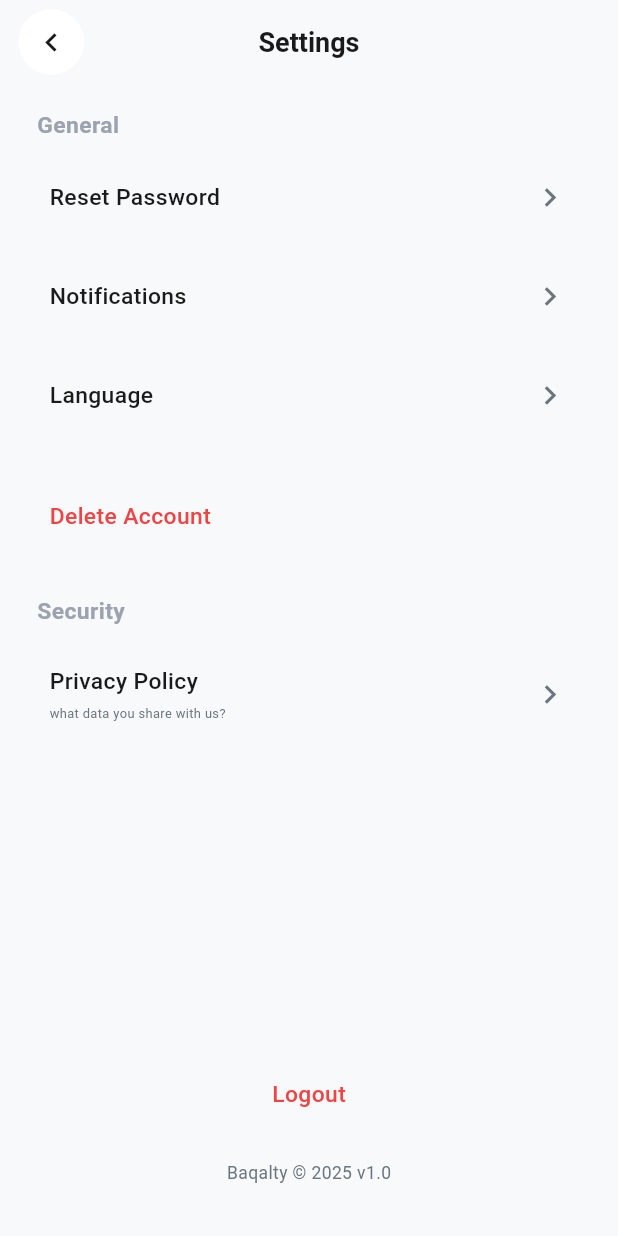
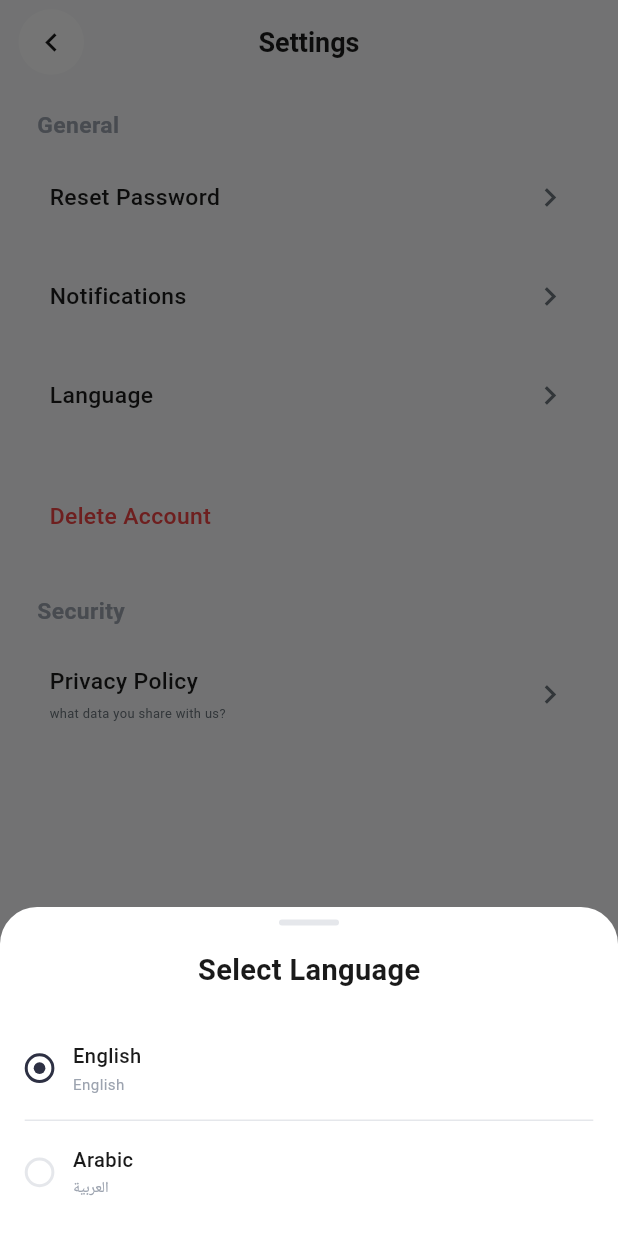
Before and after one commit to addictadev/beqalty-mobile, a Flutter app: the SettingsScreen screen opened directly, after a tap on "Language", on a phone screen of 412 x 824 dp. Run offline on Flutter 3.47's test engine with Material 3 defaults, Android fonts, the phone set to English and light mode, and no system bars; our stand-ins replace bloc, cached_network_image, dio, equatable, file_picker, flash and 16 more; missing offline and left inert: in_app_update, palestine_console; accounts and stored records are empty; Roboto replaces fonts that are missing (Cairo, ReadexPro, Roboto Flex); project files that could hold a hidden picture were left out.

Commit message:
Add comprehensive UI improvements and new features
- Added new font family utilities for better typography management
- Implemented custom radio tile widget for enhanced UI components
- Created language selection bottom sheet for better UX
- Updated app theme and styles for improved visual consistency
- Enhanced authentication screens with better styling
- Updated platform configurations (Android/iOS) for latest compatibility
- Added new dependencies and improved project structure
- Enhanced exit popup functionality and user experience

```diff
--- /dev/null
+++ b/lib/core/utils/font_family_utils.dart
@@ -0,0 +1,41 @@
+import 'package:flutter/material.dart';
+import 'package:google_fonts/google_fonts.dart';
+import 'package:localize_and_translate/localize_and_translate.dart';
+
+class FontFamilyUtils {
+  static String getCurrentFontFamily() {
+    return _getFontFamily(LocalizeAndTranslate.getLanguageCode());
+  }
+
+  static String _getFontFamily(String languageCode) {
+    switch (languageCode.toLowerCase()) {
+      case 'en':
+        return GoogleFonts.robotoFlex().fontFamily ?? 'Roboto Flex';
+      case 'ar':
+      default:
+        return GoogleFonts.cairo().fontFamily ?? 'Cairo';
+    }
+  }
+
+  static String getFontFamilyForLanguage(String languageCode) {
+    return _getFontFamily(languageCode);
+  }
+
+  static bool isArabic() {
+    return LocalizeAndTranslate.getLanguageCode().toLowerCase() == 'ar';
+  }
+
+  static bool isEnglish() {
+    return LocalizeAndTranslate.getLanguageCode().toLowerCase() == 'en';
+  }
+
+  static TextDirection getTextDirection() {
+    return isArabic() ? TextDirection.rtl : TextDirection.ltr;
+  }
+
+  static TextDirection getTextDirectionForLanguage(String languageCode) {
+    return languageCode.toLowerCase() == 'ar'
+        ? TextDirection.rtl
+        : TextDirection.ltr;
+  }
+}
--- a/lib/core/utils/styles/styles.dart
+++ b/lib/core/utils/styles/styles.dart
@@ -1,3 +1,4 @@
+import 'package:baqalty/core/utils/font_family_utils.dart';
 import 'package:flutter/material.dart';
 import 'font_utils.dart';
 
@@ -6,392 +7,455 @@ class TextStyles {
   static TextStyle textViewExtraLight8 = TextStyle(
     fontSize: FontSizes.s8,
     fontWeight: AppFont.extraLight,
-    fontFamily: AppFont.fontFamily,
+        fontFamily: FontFamilyUtils.getCurrentFontFamily(),
+
   );
 
   static TextStyle textViewExtraLight10 = TextStyle(
     fontSize: FontSizes.s10,
     fontWeight: AppFont.extraLight,
-    fontFamily: AppFont.fontFamily,
+        fontFamily: FontFamilyUtils.getCurrentFontFamily(),
+
   );
 
   static TextStyle textViewExtraLight12 = TextStyle(
     fontSize: FontSizes.s12,
     fontWeight: AppFont.extraLight,
-    fontFamily: AppFont.fontFamily,
+        fontFamily: FontFamilyUtils.getCurrentFontFamily(),
+
   );
 
   static TextStyle textViewExtraLight14 = TextStyle(
     fontSize: FontSizes.s14,
     fontWeight: AppFont.extraLight,
-    fontFamily: AppFont.fontFamily,
+        fontFamily: FontFamilyUtils.getCurrentFontFamily(),
+
   );
 
   static TextStyle textViewExtraLight16 = TextStyle(
     fontSize: FontSizes.s16,
     fontWeight: AppFont.extraLight,
-    fontFamily: AppFont.fontFamily,
+        fontFamily: FontFamilyUtils.getCurrentFontFamily(),
+
   );
 
   // Light Styles
   static TextStyle textViewLight10 = TextStyle(
     fontSize: FontSizes.s10,
     fontWeight: AppFont.light,
-    fontFamily: AppFont.fontFamily,
+        fontFamily: FontFamilyUtils.getCurrentFontFamily(),
+
   );
 
   static TextStyle textViewLight12 = TextStyle(
     fontSize: FontSizes.s12,
     fontWeight: AppFont.light,
-    fontFamily: AppFont.fontFamily,
+        fontFamily: FontFamilyUtils.getCurrentFontFamily(),
+
   );
 
   static TextStyle textViewLight14 = TextStyle(
     fontSize: FontSizes.s14,
     fontWeight: AppFont.light,
-    fontFamily: AppFont.fontFamily,
+        fontFamily: FontFamilyUtils.getCurrentFontFamily(),
+
   );
 
   static TextStyle textViewLight16 = TextStyle(
     fontSize: FontSizes.s16,
     fontWeight: AppFont.light,
-    fontFamily: AppFont.fontFamily,
+        fontFamily: FontFamilyUtils.getCurrentFontFamily(),
+
   );
 
   static TextStyle textViewLight18 = TextStyle(
     fontSize: FontSizes.s18,
     fontWeight: AppFont.light,
-    fontFamily: AppFont.fontFamily,
+        fontFamily: FontFamilyUtils.getCurrentFontFamily(),
+
   );
 
   static TextStyle textViewLight20 = TextStyle(
     fontSize: FontSizes.s20,
     fontWeight: AppFont.light,
-    fontFamily: AppFont.fontFamily,
+        fontFamily: FontFamilyUtils.getCurrentFontFamily(),
+
   );
 
   // Regular Styles
   static TextStyle textViewRegular8 = TextStyle(
     fontSize: FontSizes.s8,
     fontWeight: AppFont.regular,
-    fontFamily: AppFont.fontFamily,
+        fontFamily: FontFamilyUtils.getCurrentFontFamily(),
+
   );
 
   static TextStyle textViewRegular10 = TextStyle(
     fontSize: FontSizes.s10,
     fontWeight: AppFont.regular,
-    fontFamily: AppFont.fontFamily,
+        fontFamily: FontFamilyUtils.getCurrentFontFamily(),
+
   );
 
   static TextStyle textViewRegular12 = TextStyle(
     fontSize: FontSizes.s12,
     fontWeight: AppFont.regular,
-    fontFamily: AppFont.fontFamily,
+        fontFamily: FontFamilyUtils.getCurrentFontFamily(),
+
   );
 
   static TextStyle textViewRegular13 = TextStyle(
     fontSize: FontSizes.s13,
     fontWeight: AppFont.regular,
-    fontFamily: AppFont.fontFamily,
+        fontFamily: FontFamilyUtils.getCurrentFontFamily(),
+
   );
 
   static TextStyle textViewRegular14 = TextStyle(
     fontSize: FontSizes.s14,
     fontWeight: AppFont.regular,
-    fontFamily: AppFont.fontFamily,
+        fontFamily: FontFamilyUtils.getCurrentFontFamily(),
+
   );
 
   static TextStyle textViewRegular16 = TextStyle(
     fontSize: FontSizes.s16,
     fontWeight: AppFont.regular,
-    fontFamily: AppFont.fontFamily,
+        fontFamily: FontFamilyUtils.getCurrentFontFamily(),
+
   );
 
   static TextStyle textViewRegular18 = TextStyle(
     fontSize: FontSizes.s18,
     fontWeight: AppFont.regular,
-    fontFamily: AppFont.fontFamily,
+        fontFamily: FontFamilyUtils.getCurrentFontFamily(),
+
   );
 
   static TextStyle textViewRegular20 = TextStyle(
     fontSize: FontSizes.s20,
     fontWeight: AppFont.regular,
-    fontFamily: AppFont.fontFamily,
+        fontFamily: FontFamilyUtils.getCurrentFontFamily(),
+
   );
 
   static TextStyle textViewRegular22 = TextStyle(
     fontSize: FontSizes.s22,
     fontWeight: AppFont.regular,
-    fontFamily: AppFont.fontFamily,
+        fontFamily: FontFamilyUtils.getCurrentFontFamily(),
+
   );
 
   static TextStyle textViewRegular24 = TextStyle(
     fontSize: FontSizes.s24,
     fontWeight: AppFont.regular,
-    fontFamily: AppFont.fontFamily,
+        fontFamily: FontFamilyUtils.getCurrentFontFamily(),
+
   );
 
   // Medium Styles
   static TextStyle textViewMedium8 = TextStyle(
     fontSize: FontSizes.s8,
     fontWeight: AppFont.medium,
-    fontFamily: AppFont.fontFamily,
+        fontFamily: FontFamilyUtils.getCurrentFontFamily(),
+
   );
 
   static TextStyle textViewMedium10 = TextStyle(
     fontSize: FontSizes.s10,
     fontWeight: AppFont.medium,
-    fontFamily: AppFont.fontFamily,
+        fontFamily: FontFamilyUtils.getCurrentFontFamily(),
+
   );
 
   static TextStyle textViewMedium12 = TextStyle(
     fontSize: FontSizes.s12,
     fontWeight: AppFont.medium,
-    fontFamily: AppFont.fontFamily,
+        fontFamily: FontFamilyUtils.getCurrentFontFamily(),
+
   );
 
   static TextStyle textViewMedium13 = TextStyle(
     fontSize: FontSizes.s13,
     fontWeight: AppFont.medium,
-    fontFamily: AppFont.fontFamily,
+        fontFamily: FontFamilyUtils.getCurrentFontFamily(),
+
   );
 
   static TextStyle textViewMedium14 = TextStyle(
     fontSize: FontSizes.s14,
     fontWeight: AppFont.medium,
-    fontFamily: AppFont.fontFamily,
+        fontFamily: FontFamilyUtils.getCurrentFontFamily(),
+
   );
 
   static TextStyle textViewMedium16 = TextStyle(
     fontSize: FontSizes.s16,
     fontWeight: AppFont.medium,
-    fontFamily: AppFont.fontFamily,
+        fontFamily: FontFamilyUtils.getCurrentFontFamily(),
+
   );
 
   static TextStyle textViewMedium18 = TextStyle(
     fontSize: FontSizes.s18,
     fontWeight: AppFont.medium,
-    fontFamily: AppFont.fontFamily,
+        fontFamily: FontFamilyUtils.getCurrentFontFamily(),
+
   );
 
   static TextStyle textViewMedium20 = TextStyle(
     fontSize: FontSizes.s20,
     fontWeight: AppFont.medium,
-    fontFamily: AppFont.fontFamily,
+        fontFamily: FontFamilyUtils.getCurrentFontFamily(),
+
   );
 
   static TextStyle textViewMedium22 = TextStyle(
     fontSize: FontSizes.s22,
     fontWeight: AppFont.medium,
-    fontFamily: AppFont.fontFamily,
+        fontFamily: FontFamilyUtils.getCurrentFontFamily(),
+
   );
 
   static TextStyle textViewMedium24 = TextStyle(
     fontSize: FontSizes.s24,
     fontWeight: AppFont.medium,
-    fontFamily: AppFont.fontFamily,
+        fontFamily: FontFamilyUtils.getCurrentFontFamily(),
+
   );
 
   static TextStyle textViewMedium26 = TextStyle(
     fontSize: FontSizes.s26,
     fontWeight: AppFont.medium,
-    fontFamily: AppFont.fontFamily,
+        fontFamily: FontFamilyUtils.getCurrentFontFamily(),
+
   );
 
   static TextStyle textViewMedium28 = TextStyle(
     fontSize: FontSizes.s28,
     fontWeight: AppFont.medium,
-    fontFamily: AppFont.fontFamily,
+        fontFamily: FontFamilyUtils.getCurrentFontFamily(),
+
   );
 
   // Semi Bold Styles
   static TextStyle textViewSemiBold10 = TextStyle(
     fontSize: FontSizes.s10,
     fontWeight: AppFont.semiBold,
-    fontFamily: AppFont.fontFamily,
+        fontFamily: FontFamilyUtils.getCurrentFontFamily(),
+
   );
 
   static TextStyle textViewSemiBold12 = TextStyle(
     fontSize: FontSizes.s12,
     fontWeight: AppFont.semiBold,
-    fontFamily: AppFont.fontFamily,
+        fontFamily: FontFamilyUtils.getCurrentFontFamily(),
+
   );
 
   static TextStyle textViewSemiBold14 = TextStyle(
     fontSize: FontSizes.s14,
     fontWeight: AppFont.semiBold,
-    fontFamily: AppFont.fontFamily,
+        fontFamily: FontFamilyUtils.getCurrentFontFamily(),
+
   );
 
   static TextStyle textViewSemiBold16 = TextStyle(
     fontSize: FontSizes.s16,
     fontWeight: AppFont.semiBold,
-    fontFamily: AppFont.fontFamily,
+        fontFamily: FontFamilyUtils.getCurrentFontFamily(),
+
   );
 
   static TextStyle textViewSemiBold18 = TextStyle(
     fontSize: FontSizes.s18,
     fontWeight: AppFont.semiBold,
-    fontFamily: AppFont.fontFamily,
+        fontFamily: FontFamilyUtils.getCurrentFontFamily(),
+
   );
 
   static TextStyle textViewSemiBold20 = TextStyle(
     fontSize: FontSizes.s20,
     fontWeight: AppFont.semiBold,
-    fontFamily: AppFont.fontFamily,
+        fontFamily: FontFamilyUtils.getCurrentFontFamily(),
+
   );
 
   static TextStyle textViewSemiBold22 = TextStyle(
     fontSize: FontSizes.s22,
     fontWeight: AppFont.semiBold,
-    fontFamily: AppFont.fontFamily,
+        fontFamily: FontFamilyUtils.getCurrentFontFamily(),
+
   );
 
   static TextStyle textViewSemiBold24 = TextStyle(
     fontSize: FontSizes.s24,
     fontWeight: AppFont.semiBold,
-    fontFamily: AppFont.fontFamily,
+        fontFamily: FontFamilyUtils.getCurrentFontFamily(),
+
   );
 
   static TextStyle textViewSemiBold26 = TextStyle(
     fontSize: FontSizes.s26,
     fontWeight: AppFont.semiBold,
-    fontFamily: AppFont.fontFamily,
+        fontFamily: FontFamilyUtils.getCurrentFontFamily(),
+
   );
 
   static TextStyle textViewSemiBold27 = TextStyle(
     fontSize: FontSizes.s27,
     fontWeight: AppFont.semiBold,
-    fontFamily: AppFont.fontFamily,
+        fontFamily: FontFamilyUtils.getCurrentFontFamily(),
+
   );
 
   // Bold Styles
   static TextStyle textViewBold8 = TextStyle(
     fontSize: FontSizes.s8,
     fontWeight: AppFont.bold,
-    fontFamily: AppFont.fontFamily,
+        fontFamily: FontFamilyUtils.getCurrentFontFamily(),
+
   );
 
   static TextStyle textViewBold10 = TextStyle(
     fontSize: FontSizes.s10,
     fontWeight: AppFont.bold,
-    fontFamily: AppFont.fontFamily,
+        fontFamily: FontFamilyUtils.getCurrentFontFamily(),
+
   );
 
   static TextStyle textViewBold12 = TextStyle(
     fontSize: FontSizes.s12,
     fontWeight: AppFont.bold,
-    fontFamily: AppFont.fontFamily,
+        fontFamily: FontFamilyUtils.getCurrentFontFamily(),
+
   );
 
   static TextStyle textViewBold13 = TextStyle(
     fontSize: FontSizes.s13,
     fontWeight: AppFont.bold,
-    fontFamily: AppFont.fontFamily,
+        fontFamily: FontFamilyUtils.getCurrentFontFamily(),
+
   );
 
   static TextStyle textViewBold14 = TextStyle(
     fontSize: FontSizes.s14,
     fontWeight: AppFont.bold,
-    fontFamily: AppFont.fontFamily,
+        fontFamily: FontFamilyUtils.getCurrentFontFamily(),
+
   );
 
   static TextStyle textViewBold16 = TextStyle(
     fontSize: FontSizes.s16,
     fontWeight: AppFont.bold,
-    fontFamily: AppFont.fontFamily,
+        fontFamily: FontFamilyUtils.getCurrentFontFamily(),
+
   );
 
   static TextStyle textViewBold18 = TextStyle(
     fontSize: FontSizes.s18,
     fontWeight: AppFont.bold,
-    fontFamily: AppFont.fontFamily,
+        fontFamily: FontFamilyUtils.getCurrentFontFamily(),
+
   );
 
   static TextStyle textViewBold20 = TextStyle(
     fontSize: FontSizes.s20,
     fontWeight: AppFont.bold,
-    fontFamily: AppFont.fontFamily,
+        fontFamily: FontFamilyUtils.getCurrentFontFamily(),
+
   );
 
   static TextStyle textViewBold22 = TextStyle(
     fontSize: FontSizes.s22,
     fontWeight: AppFont.bold,
-    fontFamily: AppFont.fontFamily,
+        fontFamily: FontFamilyUtils.getCurrentFontFamily(),
+
   );
 
   static TextStyle textViewBold24 = TextStyle(
     fontSize: FontSizes.s24,
     fontWeight: AppFont.bold,
-    fontFamily: AppFont.fontFamily,
+        fontFamily: FontFamilyUtils.getCurrentFontFamily(),
+
   );
 
   static TextStyle textViewBold26 = TextStyle(
     fontSize: FontSizes.s26,
     fontWeight: AppFont.bold,
-    fontFamily: AppFont.fontFamily,
+        fontFamily: FontFamilyUtils.getCurrentFontFamily(),
+
   );
 
   static TextStyle textViewBold27 = TextStyle(
     fontSize: FontSizes.s27,
     fontWeight: AppFont.bold,
-    fontFamily: AppFont.fontFamily,
+        fontFamily: FontFamilyUtils.getCurrentFontFamily(),
+
   );
 
   // Tracking screen specific text styles
   static TextStyle trackingTitle = TextStyle(
     fontSize: FontSizes.s24,
     fontWeight: AppFont.bold,
-    fontFamily: AppFont.fontFamily,
+        fontFamily: FontFamilyUtils.getCurrentFontFamily(),
+
     color: const Color(0xFF374151), // trackingDarkGray
   );
 
   static TextStyle trackingTime = TextStyle(
     fontSize: FontSizes.s16,
     fontWeight: AppFont.medium,
-    fontFamily: AppFont.fontFamily,
+        fontFamily: FontFamilyUtils.getCurrentFontFamily(),
+
     color: const Color(0xFF374151), // trackingDarkGray
   );
 
   static TextStyle trackingTimeRemaining = TextStyle(
     fontSize: FontSizes.s20,
     fontWeight: AppFont.bold,
-    fontFamily: AppFont.fontFamily,
+        fontFamily: FontFamilyUtils.getCurrentFontFamily(),
+
     color: const Color(0xFF1E3A8A), // trackingDarkBlue
   );
 
   static TextStyle trackingAddress = TextStyle(
     fontSize: FontSizes.s14,
     fontWeight: AppFont.regular,
-    fontFamily: AppFont.fontFamily,
+        fontFamily: FontFamilyUtils.getCurrentFontFamily(),
+
     color: const Color(0xFF9CA3AF), // trackingMediumGray
   );
 
   static TextStyle trackingAddressBold = TextStyle(
     fontSize: FontSizes.s14,
     fontWeight: AppFont.bold,
-    fontFamily: AppFont.fontFamily,
+        fontFamily: FontFamilyUtils.getCurrentFontFamily(),
+
     color: const Color(0xFF9CA3AF), // trackingMediumGray
   );
 
   static TextStyle trackingCardTitle = TextStyle(
     fontSize: FontSizes.s16,
     fontWeight: AppFont.bold,
-    fontFamily: AppFont.fontFamily,
+        fontFamily: FontFamilyUtils.getCurrentFontFamily(),
+
     color: const Color(0xFF374151), // trackingDarkGray
   );
 
   static TextStyle trackingCardDescription = TextStyle(
     fontSize: FontSizes.s14,
     fontWeight: AppFont.regular,
-    fontFamily: AppFont.fontFamily,
+        fontFamily: FontFamilyUtils.getCurrentFontFamily(),
+
     color: const Color(0xFF9CA3AF), // trackingMediumGray
   );
 
   static TextStyle trackingDriverName = TextStyle(
     fontSize: FontSizes.s16,
     fontWeight: AppFont.bold,
-    fontFamily: AppFont.fontFamily,
+        fontFamily: FontFamilyUtils.getCurrentFontFamily(),
+
     color: const Color(0xFF374151), // trackingDarkGray
   );
 }
--- /dev/null
+++ b/lib/core/widgets/custom_radio_tile.dart
@@ -0,0 +1,116 @@
+import 'package:flutter/material.dart';
+import 'package:sizer/sizer.dart';
+
+import '../theme/app_colors.dart';
+import '../utils/responsive_utils.dart';
+import '../utils/styles/styles.dart';
+import '../utils/font_family_utils.dart';
+
+class CustomRadioTile extends StatelessWidget {
+  final String title;
+  final String subtitle;
+  final bool value;
+  final ValueChanged<bool?> onChanged;
+  final bool showDivider;
+  final String? titleFontFamily;
+  final String? subtitleFontFamily;
+
+  const CustomRadioTile({
+    super.key,
+    required this.title,
+    required this.subtitle,
+    required this.value,
+    required this.onChanged,
+    this.showDivider = true,
+    this.titleFontFamily,
+    this.subtitleFontFamily,
+  });
+
+  @override
+  Widget build(BuildContext context) {
+    return Column(
+      children: [
+        Material(
+          color: Colors.transparent,
+          child: InkWell(
+            onTap: () => onChanged(!value),
+            borderRadius: BorderRadius.circular(context.responsiveBorderRadius),
+            child: Container(
+              padding: EdgeInsets.symmetric(
+                horizontal: context.responsivePadding,
+                vertical: context.responsiveMargin * 2,
+              ),
+              child: Row(
+                children: [
+                  // Radio Button
+                  Container(
+                    width: context.responsiveIconSize * 0.8,
+                    height: context.responsiveIconSize * 0.8,
+                    decoration: BoxDecoration(
+                      shape: BoxShape.circle,
+                      border: Border.all(
+                        color: value
+                            ? AppColors.primary
+                            : AppColors.borderLight,
+                        width: 2,
+                      ),
+                    ),
+                    child: value
+                        ? Container(
+                            margin: EdgeInsets.all(4),
+                            decoration: BoxDecoration(
+                              shape: BoxShape.circle,
+                              color: AppColors.primary,
+                            ),
+                          )
+                        : null,
+                  ),
+
+                  SizedBox(width: context.responsiveMargin * 1.5),
+
+                  // Title and Subtitle
+                  Expanded(
+                    child: Column(
+                      crossAxisAlignment: CrossAxisAlignment.start,
+                      children: [
+                        Text(
+                          title,
+                          style: TextStyles.textViewMedium16.copyWith(
+                            color: AppColors.textPrimary,
+                            fontSize: 15.sp,
+                            fontFamily:
+                                titleFontFamily ??
+                                FontFamilyUtils.getCurrentFontFamily(),
+                          ),
+                        ),
+                        SizedBox(height: context.responsiveMargin * 0.3),
+                        Text(
+                          subtitle,
+                          style: TextStyles.textViewRegular14.copyWith(
+                            color: AppColors.textLight,
+                            fontSize: 13.sp,
+                            fontFamily:
+                                subtitleFontFamily ??
+                                FontFamilyUtils.getCurrentFontFamily(),
+                          ),
+                        ),
+                      ],
+                    ),
+                  ),
+                ],
+              ),
+            ),
+          ),
+        ),
+
+        // Divider
+        if (showDivider)
+          Container(
+            margin: EdgeInsets.symmetric(horizontal: context.responsivePadding),
+            height: 1,
+            color: AppColors.borderLight,
+          ),
+      ],
+    );
+  }
+}
--- a/lib/features/profile/presentation/view/settings_screen.dart
+++ b/lib/features/profile/presentation/view/settings_screen.dart
@@ -5,6 +5,7 @@ import 'package:baqalty/features/profile/presentation/view/change_password_scree
 import 'package:baqalty/features/profile/presentation/view/notifications_screen.dart';
 import 'package:baqalty/features/profile/presentation/view/privacy_policy_screen.dart';
 import 'package:baqalty/core/widgets/confirmation_dialogs.dart';
+import 'package:baqalty/features/profile/presentation/widgets/language_bottom_sheet.dart';
 import 'package:flutter/material.dart';
 import 'package:baqalty/core/theme/app_colors.dart';
 import 'package:baqalty/core/utils/responsive_utils.dart';
@@ -56,7 +57,7 @@ class SettingsScreen extends StatelessWidget {
                 context,
                 title: "language".tr(),
                 onTap: () {
-                  debugPrint('Language tapped');
+            _showLanguageSelectionBottomSheet(context);
                 },
               ),
               SizedBox(height: context.responsiveMargin * 2),
@@ -148,6 +149,16 @@ class SettingsScreen extends StatelessWidget {
       ),
     );
   }
+    void _showLanguageSelectionBottomSheet(BuildContext context) {
+    showModalBottomSheet(
+      context: context,
+      isScrollControlled: true,
+      backgroundColor: Colors.transparent,
+      builder: (BuildContext context) {
+        return const LanguageSelectionBottomSheet();
+      },
+    );
+  }
 
   Widget _buildSettingsItem(
     BuildContext context, {
--- /dev/null
+++ b/lib/features/profile/presentation/widgets/language_bottom_sheet.dart
@@ -0,0 +1,144 @@
+import 'package:flutter/material.dart';
+import 'package:flutter_phoenix/flutter_phoenix.dart';
+import 'package:localize_and_translate/localize_and_translate.dart';
+import 'package:sizer/sizer.dart';
+import '../../../../core/theme/app_colors.dart';
+import '../../../../core/utils/responsive_utils.dart';
+import '../../../../core/utils/styles/styles.dart';
+import '../../../../core/utils/shared_prefs_helper.dart';
+import '../../../../core/utils/font_family_utils.dart';
+import '../../../../core/widgets/custom_radio_tile.dart';
+
+class LanguageSelectionBottomSheet extends StatefulWidget {
+  const LanguageSelectionBottomSheet({super.key});
+
+  @override
+  State<LanguageSelectionBottomSheet> createState() =>
+      _LanguageSelectionBottomSheetState();
+}
+
+class _LanguageSelectionBottomSheetState
+    extends State<LanguageSelectionBottomSheet> {
+  String _selectedLanguage = 'en';
+  bool _isChangingLanguage = false;
+
+  @override
+  void initState() {
+    super.initState();
+    _loadCurrentLanguage();
+  }
+
+  void _loadCurrentLanguage() {
+    setState(() {
+      _selectedLanguage = SharedPrefsHelper.getLanguage();
+    });
+  }
+
+  Future<void> _changeLanguage(String languageCode) async {
+    if (_selectedLanguage == languageCode || _isChangingLanguage) return;
+
+    if (!mounted) return;
+
+    setState(() {
+      _selectedLanguage = languageCode;
+      _isChangingLanguage = true;
+    });
+
+    try {
+      await SharedPrefsHelper.setLanguage(languageCode);
+
+      await LocalizeAndTranslate.setLanguageCode(languageCode);
+
+      if (!mounted) return;
+
+      Navigator.of(context).pop();
+
+      await Future.delayed(const Duration(milliseconds: 100));
+
+      if (mounted) {
+        Phoenix.rebirth(context);
+      }
+    } catch (e) {
+      if (mounted) {
+        setState(() {
+          _selectedLanguage = SharedPrefsHelper.getLanguage();
+          _isChangingLanguage = false;
+        });
+      }
+    }
+  }
+
+  @override
+  void dispose() {
+    _isChangingLanguage = false;
+    super.dispose();
+  }
+
+  @override
+  Widget build(BuildContext context) {
+    return Container(
+      decoration: BoxDecoration(
+        color: AppColors.white,
+        borderRadius: BorderRadius.only(
+          topLeft: Radius.circular(context.responsiveBorderRadius * 2),
+          topRight: Radius.circular(context.responsiveBorderRadius * 2),
+        ),
+      ),
+      child: Column(
+        mainAxisSize: MainAxisSize.min,
+        children: [
+          Container(
+            margin: EdgeInsets.only(top: context.responsiveMargin),
+            width: 40,
+            height: 4,
+            decoration: BoxDecoration(
+              color: AppColors.borderLight,
+              borderRadius: BorderRadius.circular(2),
+            ),
+          ),
+
+          Padding(
+            padding: EdgeInsets.all(context.responsivePadding),
+            child: Text(
+              "select_language".tr(),
+              style: TextStyles.textViewBold18.copyWith(
+                color: AppColors.textPrimary,
+                fontSize: 18.sp,
+                fontFamily: FontFamilyUtils.getCurrentFontFamily(),
+              ),
+            ),
+          ),
+
+          CustomRadioTile(
+            title: "english".tr(),
+            subtitle: "English",
+            value: _selectedLanguage == 'en',
+            onChanged: _isChangingLanguage
+                ? (value) {}
+                : (value) => _changeLanguage('en'),
+            titleFontFamily: FontFamilyUtils.getFontFamilyForLanguage('en'),
+            subtitleFontFamily: FontFamilyUtils.getFontFamilyForLanguage('en'),
+          ),
+
+          CustomRadioTile(
+            title: "arabic".tr(),
+            subtitle: "العربية",
+            value: _selectedLanguage == 'ar',
+            onChanged: _isChangingLanguage
+                ? (value) {}
+                : (value) => _changeLanguage('ar'),
+            showDivider: false,
+            titleFontFamily: FontFamilyUtils.getFontFamilyForLanguage('ar'),
+            subtitleFontFamily: FontFamilyUtils.getFontFamilyForLanguage('ar'),
+          ),
+
+          SizedBox(
+            height:
+                MediaQuery.of(context).padding.bottom +
+                context.responsiveMargin,
+          ),
+        ],
+      ),
+    );
+  }
+}
--- a/lib/main.dart
+++ b/lib/main.dart
@@ -3,6 +3,7 @@ import 'dart:developer';
 import 'dart:ui' as ui;
 import 'package:flutter/material.dart';
 import 'package:flutter/services.dart';
+import 'package:flutter_phoenix/flutter_phoenix.dart';
 import 'package:localize_and_translate/localize_and_translate.dart';
 import 'core/di/service_locator.dart';
 import 'core/services/shared_preferences_service.dart';
@@ -45,7 +46,7 @@ Future<void> main() async {
       await SystemChrome.setPreferredOrientations([
         DeviceOrientation.portraitUp,
       ]);
-      runApp(MyApp());
+    runApp(Phoenix(child: MyApp()));
     },
     (error, stackTrace) {
       log('Caught error: $error');
--- a/pubspec.yaml
+++ b/pubspec.yaml
@@ -58,6 +58,7 @@ dependencies:
   bloc: ^8.1.4
   flutter_bloc: ^8.1.4
   equatable: ^2.0.7
+  flutter_phoenix: ^1.1.1
 
 dev_dependencies:
   flutter_test:
```
Also changed, not shown: lib/core/theme/app_theme.dart (+2 -12 lines), lib/core/widgets/exit_popup.dart (+10 -9 lines), lib/features/auth/presentation/view/forgot_password_screen.dart (+14 -6 lines), lib/features/auth/presentation/view/login_screen.dart (+12 -5 lines), lib/features/auth/presentation/view/otp_verification_screen.dart (+20 -13 lines), lib/features/auth/presentation/view/register_screen.dart (+24 -7 lines), 3 other files.
